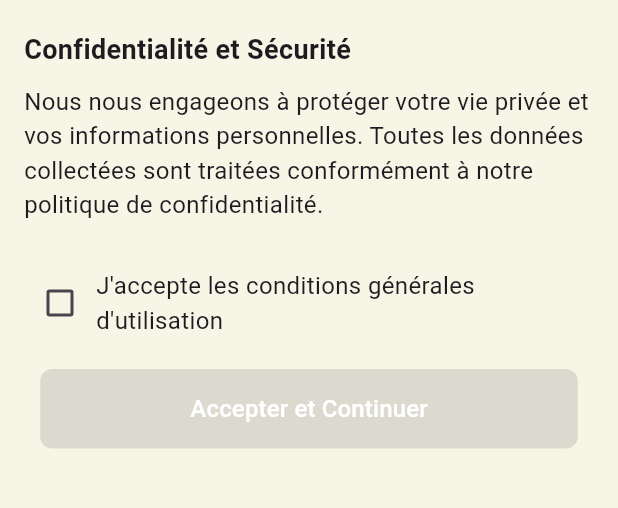
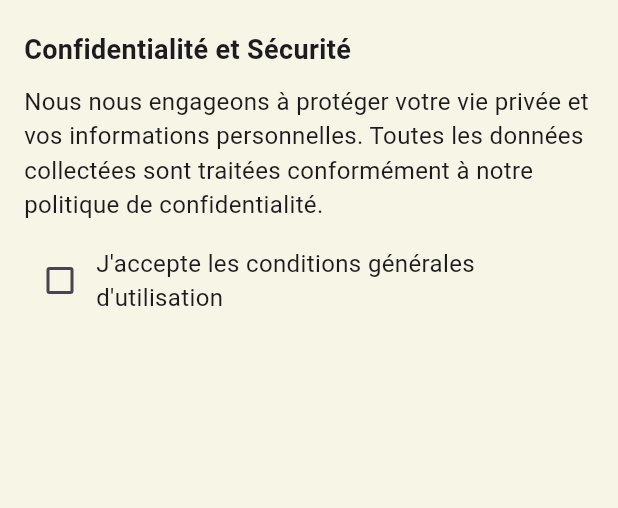
Before and after one commit to Alexandreboz/SanoLife, a Flutter app: the TermsAndConditionsPage screen opened directly, on a phone screen of 412 x 824 dp, the part 606-1114 px from its top. Run offline on Flutter 3.47's test engine with Material 3 defaults, Android fonts, the phone set to English and light mode, and no system bars; our stand-ins replace image_picker.

Commit message:
correction bug d'affichage

```diff
--- a/lib/condition.dart
+++ b/lib/condition.dart
@@ -49,7 +49,7 @@ class _TermsAndConditionsPageState extends State<TermsAndConditionsPage> {
               'Nous nous engageons à protéger votre vie privée et vos informations personnelles. Toutes les données collectées sont traitées conformément à notre politique de confidentialité.',
               style: TextStyle(fontSize: 16),
             ),
-            SizedBox(height: 30),
+            SizedBox(height: 15),
             Row(
               children: [
                 Checkbox(
@@ -68,27 +68,27 @@ class _TermsAndConditionsPageState extends State<TermsAndConditionsPage> {
                 ),
               ],
             ),
-            SizedBox(height: 20),
-            Center(
-              child: ElevatedButton(
-                onPressed: _isChecked
-                    ? () {
-                        // Action pour continuer après acceptation des conditions
-                      }
-                    : null,
-                style: ElevatedButton.styleFrom(
-                  backgroundColor: Colors.blue, // Couleur du bouton
-                  padding: EdgeInsets.symmetric(vertical: 15, horizontal: 100),
-                  shape: RoundedRectangleBorder(
-                    borderRadius: BorderRadius.circular(8.0),
-                  ),
-                ),
-                child: Text(
-                  'Accepter et Continuer',
-                  style: TextStyle(fontSize: 16, color: Colors.white),
-                ),
-              ),
-            ),
+            SizedBox(height: 0),
+            // Center(
+            //   child: ElevatedButton(
+            //     onPressed: _isChecked
+            //         ? () {
+            //             // Action pour continuer après acceptation des conditions
+            //           }
+            //         : null,
+            //     style: ElevatedButton.styleFrom(
+            //       backgroundColor: Colors.blue, // Couleur du bouton
+            //       padding: EdgeInsets.symmetric(vertical: 0, horizontal: 100),
+            //       shape: RoundedRectangleBorder(
+            //         borderRadius: BorderRadius.circular(8.0),
+            //       ),
+            //     ),
+            //     child: Text(
+            //       'Accepter et Continuer',
+            //       style: TextStyle(fontSize: 16, color: Colors.white),
+            //     ),
+            //   ),
+            // ),
           ],
         ),
       ),
```
Also changed, not shown: lib/legal_mention.dart (+13 -13 lines).
